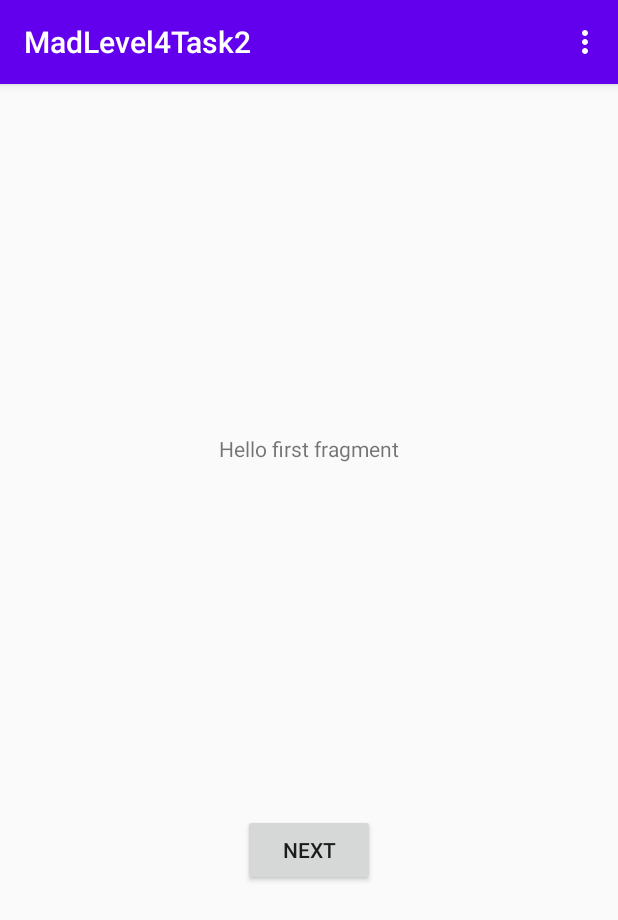
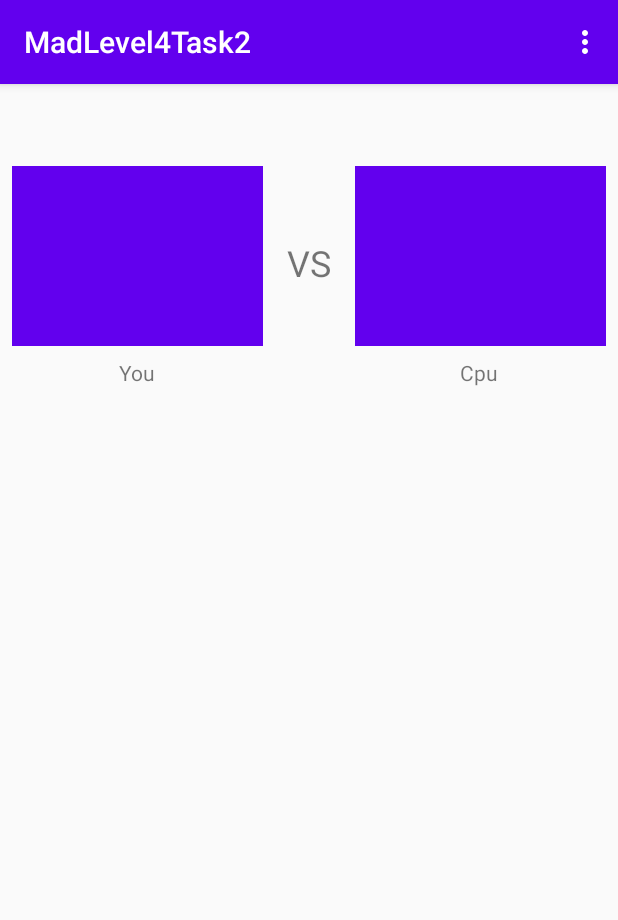
Before and after one commit to Jimbo587/MadLevel4Task2, an Android app: the screen it shows after launch (MainActivity), on a phone screen of 412 x 824 dp. Shown: the top 920 px of the screen. Run offline under Robolectric (Android 15) with nearby library versions, the phone set to English and light mode, and no system bars; 1 statement that could not run was skipped.

Commit message:
adding a repository and making some changes to the first fragment

```diff
--- a/app/src/main/java/com/example/madlevel4task2/FirstFragment.kt
+++ b/app/src/main/java/com/example/madlevel4task2/FirstFragment.kt
@@ -18,7 +18,7 @@ class FirstFragment : Fragment() {
             savedInstanceState: Bundle?
     ): View? {
         // Inflate the layout for this fragment
-        return inflater.inflate(R.layout.fragment_first, container, false)
+        return inflater.inflate(R.layout.history_fragment, container, false)
     }
 
     override fun onViewCreated(view: View, savedInstanceState: Bundle?) {
--- /dev/null
+++ b/app/src/main/res/drawable/ic_delete_white_24dp.xml
@@ -0,0 +1,5 @@
+<vector android:height="24dp" android:tint="#FFFFFF"
+    android:viewportHeight="24.0" android:viewportWidth="24.0"
+    android:width="24dp" xmlns:android="http://schemas.android.com/apk/res/android">
+    <path android:fillColor="#FF000000" android:pathData="M6,19c0,1.1 0.9,2 2,2h8c1.1,0 2,-0.9 2,-2V7H6v12zM19,4h-3.5l-1,-1h-5l-1,1H5v2h14V4z"/>
+</vector>
--- /dev/null
+++ b/app/src/main/res/drawable/ic_history_white_24dp.xml
@@ -0,0 +1,5 @@
+<vector android:height="24dp" android:tint="#FFFFFF"
+    android:viewportHeight="24.0" android:viewportWidth="24.0"
+    android:width="24dp" xmlns:android="http://schemas.android.com/apk/res/android">
+    <path android:fillColor="#FF000000" android:pathData="M13,3c-4.97,0 -9,4.03 -9,9L1,12l3.89,3.89 0.07,0.14L9,12L6,12c0,-3.87 3.13,-7 7,-7s7,3.13 7,7 -3.13,7 -7,7c-1.93,0 -3.68,-0.79 -4.94,-2.06l-1.42,1.42C8.27,19.99 10.51,21 13,21c4.97,0 9,-4.03 9,-9s-4.03,-9 -9,-9zM12,8v5l4.28,2.54 0.72,-1.21 -3.5,-2.08L13.5,8L12,8z"/>
+</vector>
--- a/app/src/main/res/layout/fragment_first.xml
+++ /dev/null
@@ -1,28 +0,0 @@
-<?xml version="1.0" encoding="utf-8"?>
-<androidx.constraintlayout.widget.ConstraintLayout xmlns:android="http://schemas.android.com/apk/res/android"
-    xmlns:app="http://schemas.android.com/apk/res-auto"
-    xmlns:tools="http://schemas.android.com/tools"
-    android:layout_width="match_parent"
-    android:layout_height="match_parent"
-    tools:context=".FirstFragment">
-
-    <TextView
-        android:id="@+id/textview_first"
-        android:layout_width="wrap_content"
-        android:layout_height="wrap_content"
-        android:text="@string/hello_first_fragment"
-        app:layout_constraintBottom_toTopOf="@id/button_first"
-        app:layout_constraintEnd_toEndOf="parent"
-        app:layout_constraintStart_toStartOf="parent"
-        app:layout_constraintTop_toTopOf="parent" />
-
-    <Button
-        android:id="@+id/button_first"
-        android:layout_width="wrap_content"
-        android:layout_height="wrap_content"
-        android:text="@string/next"
-        app:layout_constraintBottom_toBottomOf="parent"
-        app:layout_constraintEnd_toEndOf="parent"
-        app:layout_constraintStart_toStartOf="parent"
-        app:layout_constraintTop_toBottomOf="@id/textview_first" />
-</androidx.constraintlayout.widget.ConstraintLayout>
--- /dev/null
+++ b/app/src/main/res/layout/history_fragment.xml
@@ -0,0 +1,84 @@
+<?xml version="1.0" encoding="utf-8"?>
+<androidx.constraintlayout.widget.ConstraintLayout xmlns:android="http://schemas.android.com/apk/res/android"
+    xmlns:app="http://schemas.android.com/apk/res-auto"
+    xmlns:tools="http://schemas.android.com/tools"
+    android:layout_width="match_parent"
+    android:layout_height="match_parent"
+    tools:context=".FirstFragment">
+
+    <TextView
+        android:id="@+id/tvResult"
+        android:layout_width="wrap_content"
+        android:layout_height="wrap_content"
+        android:text=""
+        android:textStyle="bold"
+        app:layout_constraintBottom_toTopOf="@+id/tvDate"
+        app:layout_constraintEnd_toEndOf="parent"
+        app:layout_constraintStart_toStartOf="parent"
+        app:layout_constraintTop_toTopOf="parent" />
+
+    <ImageView
+        android:id="@+id/ivPlayer"
+        android:layout_width="0dp"
+        android:layout_height="120dp"
+        android:layout_margin="8dp"
+        android:background="@color/colorPrimary"
+        android:contentDescription="@string/cpu_pick"
+        app:layout_constraintBottom_toTopOf="@+id/tvPlayer"
+        app:layout_constraintEnd_toStartOf="@id/tvVS"
+        app:layout_constraintStart_toStartOf="parent"
+        app:layout_constraintTop_toBottomOf="@+id/tvDate" />
+
+    <TextView
+        android:id="@+id/tvVS"
+        android:layout_width="wrap_content"
+        android:layout_height="wrap_content"
+        android:layout_margin="8dp"
+        android:text="@string/VS"
+        android:textSize="24sp"
+        app:layout_constraintBottom_toTopOf="@+id/tvPlayer"
+        app:layout_constraintEnd_toStartOf="@+id/ivCpu"
+        app:layout_constraintStart_toEndOf="@+id/ivPlayer"
+        app:layout_constraintTop_toTopOf="@+id/ivPlayer" />
+
+    <ImageView
+        android:id="@+id/ivCpu"
+        android:layout_width="0dp"
+        android:layout_height="120dp"
+        android:layout_margin="8dp"
+        android:background="@color/colorPrimary"
+        android:contentDescription="@string/player_pick"
+        app:layout_constraintEnd_toEndOf="parent"
+        app:layout_constraintStart_toEndOf="@id/tvVS"
+        app:layout_constraintTop_toBottomOf="@+id/tvDate" />
+
+    <TextView
+        android:id="@+id/tvPlayer"
+        android:layout_width="wrap_content"
+        android:layout_height="wrap_content"
+        android:layout_marginTop="8dp"
+        android:text="@string/player"
+        app:layout_constraintEnd_toEndOf="@+id/ivPlayer"
+        app:layout_constraintStart_toStartOf="@+id/ivPlayer"
+        app:layout_constraintTop_toBottomOf="@+id/ivPlayer" />
+
+    <TextView
+        android:id="@+id/tvCpu"
+        android:layout_width="wrap_content"
+        android:layout_height="wrap_content"
+        android:layout_marginTop="8dp"
+        android:text="@string/cpu"
+        app:layout_constraintEnd_toEndOf="@+id/ivCpu"
+        app:layout_constraintHorizontal_bias="0.492"
+        app:layout_constraintStart_toStartOf="@+id/ivCpu"
+        app:layout_constraintTop_toBottomOf="@+id/ivCpu" />
+
+    <TextView
+        android:id="@+id/tvDate"
+        android:layout_width="wrap_content"
+        android:layout_height="wrap_content"
+        android:layout_marginTop="8dp"
+        app:layout_constraintEnd_toEndOf="parent"
+        app:layout_constraintStart_toStartOf="parent"
+        app:layout_constraintTop_toBottomOf="@+id/tvResult" />
+</androidx.constraintlayout.widget.ConstraintLayout>
--- a/app/src/main/res/navigation/nav_graph.xml
+++ b/app/src/main/res/navigation/nav_graph.xml
@@ -9,7 +9,7 @@
         android:id="@+id/FirstFragment"
         android:name="com.example.madlevel4task2.FirstFragment"
         android:label="@string/first_fragment_label"
-        tools:layout="@layout/fragment_first">
+        tools:layout="@layout/history_fragment">
 
         <action
             android:id="@+id/action_FirstFragment_to_SecondFragment"
--- a/app/src/main/res/values/strings.xml
+++ b/app/src/main/res/values/strings.xml
@@ -9,4 +9,21 @@
 
     <string name="hello_first_fragment">Hello first fragment</string>
     <string name="hello_second_fragment">Hello second fragment. Arg: %1$s</string>
+    <string name="history">History</string>
+    <string name="delete">Delete</string>
+    <string name="scissors">scissors</string>
+    <string name="paper">paper</string>
+    <string name="rock">rock</string>
+    <string name="title">Welcome</string>
+    <string name="instructions">Instructions: select rock, paper, or scissors to play.</string>
+    <string name="all_time">Your all time statistics</string>
+    <string name="statistics">Win: %d, Draw %d, Lose: %d</string>
+    <string name="player">You</string>
+    <string name="cpu">Cpu</string>
+    <string name="VS">VS</string>
+    <string name="player_pick">your choice</string>
+    <string name="cpu_pick">cpu\'s choice</string>
+    <string name="win">Winner!</string>
+    <string name="draw">Draw!</string>
+    <string name="lose">You Lose!</string>
 </resources>
```
Also changed, not shown: app/src/main/java/com/example/madlevel4task2/Repository/RockPaperScissorsRepository.kt (added, +33 -0 lines), app/src/main/res/drawable/paper.png (added), app/src/main/res/drawable/rock.png (added), app/src/main/res/drawable/scissors.png (added).
